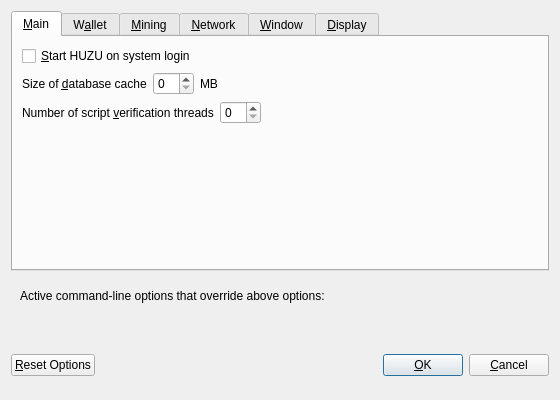
Qt form src/qt/forms/optionsdialog.ui (unigrid-project/daemon) before a commit.
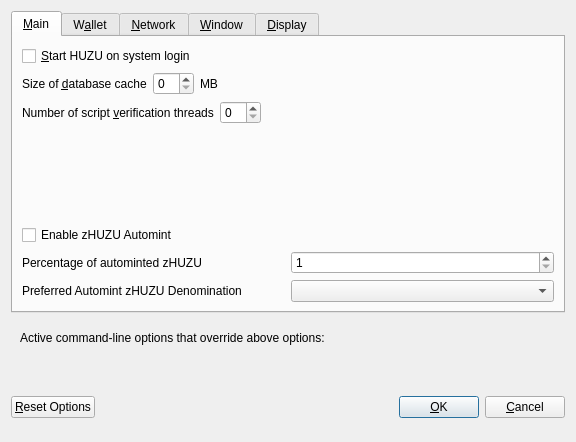
The same form after that commit. Custom widgets are drawn as their Qt base class.

What changed in the file:
```diff
--- a/src/qt/forms/optionsdialog.ui
+++ b/src/qt/forms/optionsdialog.ui
@@ -6,8 +6,8 @@
    <rect>
     <x>0</x>
     <y>0</y>
-    <width>560</width>
-    <height>400</height>
+    <width>576</width>
+    <height>442</height>
    </rect>
   </property>
   <property name="windowTitle">
@@ -130,6 +130,85 @@
          </property>
         </spacer>
        </item>
+       <item>
+        <widget class="QCheckBox" name="checkBoxZeromintEnable">
+         <property name="toolTip">
+          <string>Enable automatic minting of HUZU units to zHUZU</string>
+         </property>
+         <property name="layoutDirection">
+          <enum>Qt::LeftToRight</enum>
+         </property>
+         <property name="text">
+          <string>Enable zHUZU Automint</string>
+         </property>
+        </widget>
+       </item>
+       <item>
+        <layout class="QHBoxLayout" name="horizontalLayout_3">
+         <item>
+          <widget class="QLabel" name="percentage_label">
+           <property name="toolTip">
+            <string>Percentage of incoming HUZU which get automatically converted to zHUZU via Zerocoin Protocol (min: 10%)</string>
+           </property>
+           <property name="text">
+            <string>Percentage of autominted zHUZU</string>
+           </property>
+          </widget>
+         </item>
+         <item>
+          <widget class="QSpinBox" name="zeromintPercentage">
+           <property name="minimum">
+            <number>1</number>
+           </property>
+           <property name="maximum">
+            <number>100</number>
+           </property>
+          </widget>
+         </item>
+        </layout>
+       </item>
+       <item>
+        <layout class="QHBoxLayout" name="horizontalLayout" stretch="0,0">
+         <property name="sizeConstraint">
+          <enum>QLayout::SetFixedSize</enum>
+         </property>
+         <item>
+          <widget class="QLabel" name="labelPreferredDenom">
+           <property name="maximumSize">
+            <size>
+             <width>16777215</width>
+             <height>16777215</height>
+            </size>
+           </property>
+           <property name="toolTip">
+            <string>Wait with automatic conversion to Zerocoin until enough HUZU for this denomination is available</string>
+           </property>
+           <property name="text">
+            <string>Preferred Automint zHUZU Denomination</string>
+           </property>
+          </widget>
+         </item>
+         <item>
+          <widget class="QComboBox" name="preferredDenom">
+           <property name="maximumSize">
+            <size>
+             <width>16777215</width>
+             <height>27</height>
+            </size>
+           </property>
+           <property name="toolTip">
+            <string>Wait with automatic conversion to Zerocoin until enough HUZU for this denomination is available</string>
+           </property>
+           <property name="maxVisibleItems">
+            <number>9</number>
+           </property>
+           <property name="maxCount">
+            <number>9</number>
+           </property>
+          </widget>
+         </item>
+        </layout>
+       </item>
       </layout>
      </widget>
      <widget class="QWidget" name="tabWallet">
@@ -181,50 +260,6 @@
        </item>
       </layout>
      </widget>
-     <widget class="QWidget" name="tabMining">
-      <attribute name="title">
-       <string>&amp;Mining</string>
-      </attribute>
-      <layout class="QVBoxLayout" name="verticalLayout_Mining">
-       <item>
-        <layout class="QHBoxLayout" name="horizontalLayout_2_Mining">
-         <item>
-          <widget class="QLabel" name="labelMiningProcLimit">
-           <property name="text">
-            <string>&amp;Mining threads:</string>
-           </property>
-           <property name="textFormat">
-            <enum>Qt::PlainText</enum>
-           </property>
-           <property name="buddy">
-            <cstring>comboMiningProcLimit</cstring>
-           </property>
-          </widget>
-         </item>
-         <item>
-          <widget class="QValueComboBox" name="comboMiningProcLimit">
-           <property name="toolTip">
-            <string>Choose the default mining threads.</string>
-           </property>
-          </widget>
-         </item>
-        </layout>
-       </item>
-       <item>
-        <spacer name="verticalSpacer_Display1">
-         <property name="orientation">
-          <enum>Qt::Vertical</enum>
-         </property>
-         <property name="sizeHint" stdset="0">
-          <size>
-           <width>20</width>
-           <height>40</height>
-          </size>
-         </property>
-        </spacer>
-       </item>
-      </layout>
-     </widget>
      <widget class="QWidget" name="tabNetwork">
       <attribute name="title">
        <string>&amp;Network</string>
```
Left out of the diff: 114 changed lines with no effect on the pictures.
